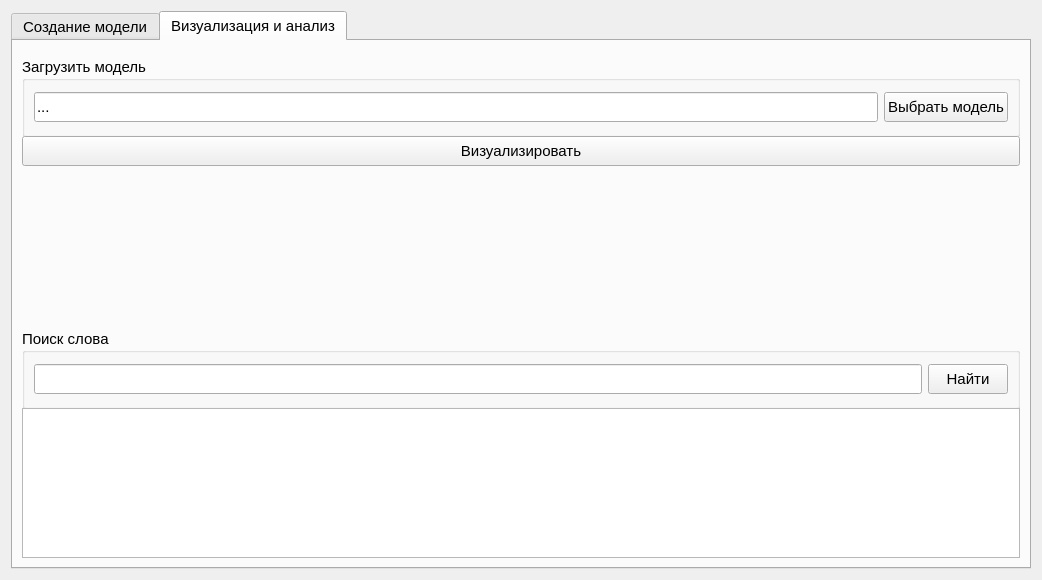
First picture: the form in sources/Word2VecNew/ui/DialogWord2Vec.ui, repository AndreyTulyakov/TextStageProcessor, before the edit.
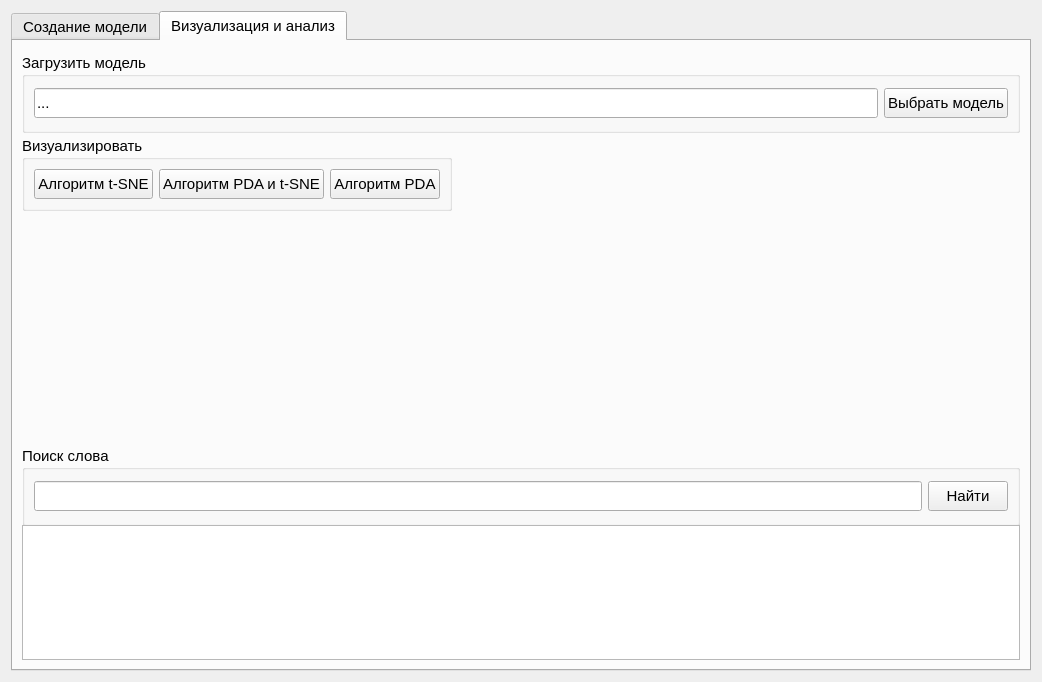
Second picture: the form after the edit. The open tabs and pages were chosen to show the change. Icons and pictures are not drawn.

Commit message: Интерфейс word2vec доработка кнопок

```diff
--- a/sources/Word2VecNew/ui/DialogWord2Vec.ui
+++ b/sources/Word2VecNew/ui/DialogWord2Vec.ui
@@ -13,7 +13,7 @@
     <x>0</x>
     <y>0</y>
     <width>1042</width>
-    <height>580</height>
+    <height>682</height>
    </rect>
   </property>
   <property name="sizePolicy">
@@ -713,12 +713,9 @@
         </attribute>
         <layout class="QVBoxLayout" name="verticalLayout_5">
          <item>
-          <layout class="QHBoxLayout" name="visualiseHLayout">
+          <layout class="QVBoxLayout" name="visualizeVLayout">
            <item>
-            <layout class="QVBoxLayout" name="searchVLayout">
-             <property name="spacing">
-              <number>6</number>
-             </property>
+            <layout class="QVBoxLayout" name="visualAlgorithmVLayout">
              <item>
               <widget class="QGroupBox" name="selectModelGBox">
                <property name="enabled">
@@ -750,7 +747,7 @@
                  <number>6</number>
                 </property>
                 <property name="sizeConstraint">
-                 <enum>QLayout::SetDefaultConstraint</enum>
+                 <enum>QLayout::SetMaximumSize</enum>
                 </property>
                 <property name="leftMargin">
                  <number>9</number>
@@ -813,16 +810,90 @@
               </widget>
              </item>
              <item>
-              <widget class="QPushButton" name="visualizeBtn">
+              <widget class="QGroupBox" name="visualizeGBox">
+               <property name="sizePolicy">
+                <sizepolicy hsizetype="Expanding" vsizetype="Expanding">
+                 <horstretch>0</horstretch>
+                 <verstretch>0</verstretch>
+                </sizepolicy>
+               </property>
                <property name="minimumSize">
                 <size>
                  <width>0</width>
-                 <height>30</height>
+                 <height>63</height>
                 </size>
                </property>
-               <property name="text">
+               <property name="maximumSize">
+                <size>
+                 <width>16777215</width>
+                 <height>63</height>
+                </size>
+               </property>
+               <property name="title">
                 <string>Визуализировать</string>
                </property>
+               <layout class="QHBoxLayout" name="btnHLayout">
+                <property name="sizeConstraint">
+                 <enum>QLayout::SetFixedSize</enum>
+                </property>
+                <item>
+                 <widget class="QPushButton" name="tsneBtn">
+                  <property name="sizePolicy">
+                   <sizepolicy hsizetype="Expanding" vsizetype="Fixed">
+                    <horstretch>0</horstretch>
+                    <verstretch>0</verstretch>
+                   </sizepolicy>
+                  </property>
+                  <property name="minimumSize">
+                   <size>
+                    <width>0</width>
+                    <height>30</height>
+                   </size>
+                  </property>
+                  <property name="text">
+                   <string>Алгоритм t-SNE</string>
+                  </property>
+                 </widget>
+                </item>
+                <item>
+                 <widget class="QPushButton" name="tsnePDABtn">
+                  <property name="sizePolicy">
+                   <sizepolicy hsizetype="Expanding" vsizetype="Fixed">
+                    <horstretch>0</horstretch>
+                    <verstretch>0</verstretch>
+                   </sizepolicy>
+                  </property>
+                  <property name="minimumSize">
+                   <size>
+                    <width>0</width>
+                    <height>30</height>
+                   </size>
+                  </property>
+                  <property name="text">
+                   <string>Алгоритм PDA и t-SNE</string>
+                  </property>
+                 </widget>
+                </item>
+                <item>
+                 <widget class="QPushButton" name="pdaBtn">
+                  <property name="sizePolicy">
+                   <sizepolicy hsizetype="Expanding" vsizetype="Fixed">
+                    <horstretch>0</horstretch>
+                    <verstretch>0</verstretch>
+                   </sizepolicy>
+                  </property>
+                  <property name="minimumSize">
+                   <size>
+                    <width>0</width>
+                    <height>30</height>
+                   </size>
+                  </property>
+                  <property name="text">
+                   <string>Алгоритм PDA</string>
+                  </property>
+                 </widget>
+                </item>
+               </layout>
               </widget>
              </item>
              <item>
@@ -862,6 +933,13 @@
                </item>
               </layout>
              </item>
+            </layout>
+           </item>
+           <item>
+            <layout class="QVBoxLayout" name="searchVLayout">
+             <property name="spacing">
+              <number>6</number>
+             </property>
              <item>
               <widget class="QGroupBox" name="searchQueryGBox">
                <property name="enabled">
```
Left out of the diff: 2 changed lines with no effect on the pictures.
